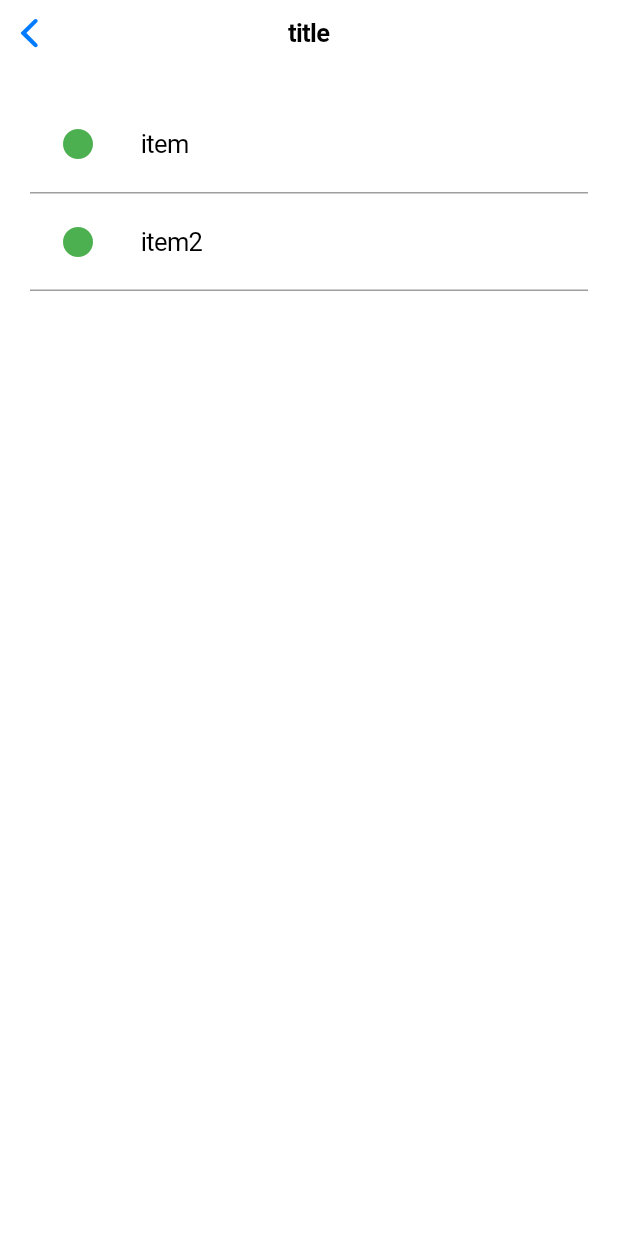
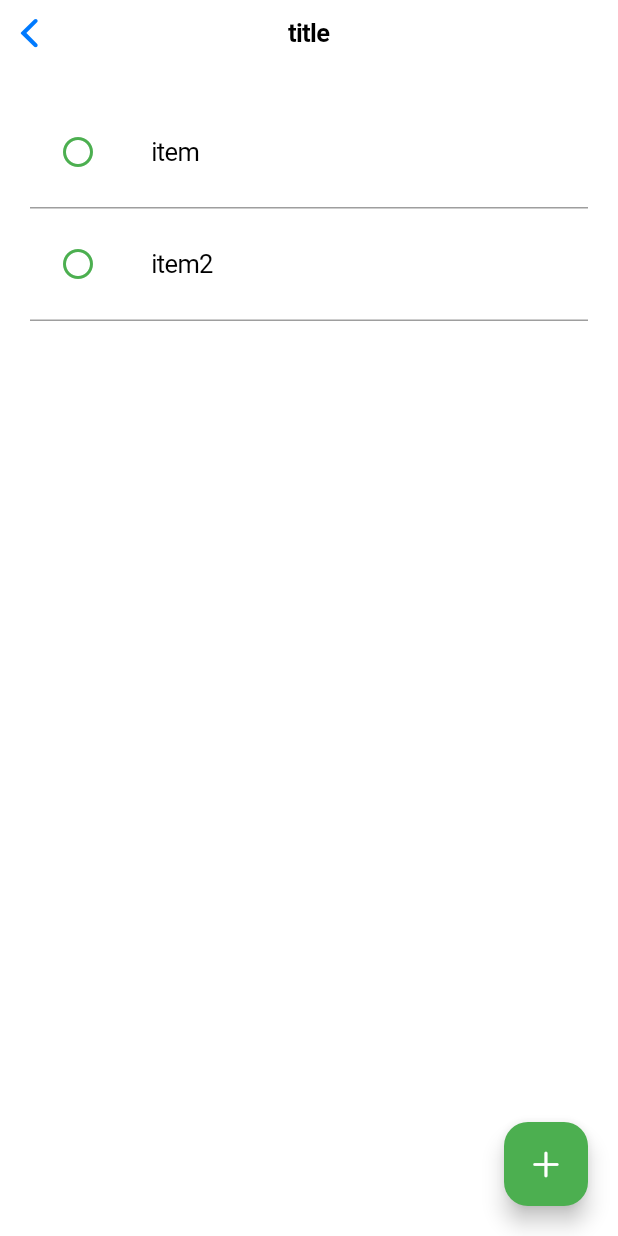
Before and after one commit to takumi3110/simpletodo, a Flutter app: the ListPage screen opened directly, on a phone screen of 412 x 824 dp. Run offline on Flutter 3.47's test engine with Material 3 defaults, Android fonts, the phone set to English and light mode, and no system bars.

Commit message:
add: floating action button

```diff
--- a/lib/main.dart
+++ b/lib/main.dart
@@ -1,5 +1,5 @@
 import 'package:flutter/cupertino.dart';
-import 'package:simpletodo/view/list_page.dart';
+import 'package:simpletodo/view/screen.dart';
 
 void main() {
   runApp(const MyApp());
@@ -36,7 +36,7 @@ class MyApp extends StatelessWidget {
     // );
     return const CupertinoApp(
       title: 'simpleTodo',
-      home: ListPage(),
+      home: Screen(),
     );
   }
 }
--- a/lib/model/todo.dart
+++ b/lib/model/todo.dart
@@ -2,7 +2,7 @@
 
 class Todo {
   String title;
-  List<String> item;
+  List<String> items;
   String? description;
   DateTime createdDate;
   DateTime updatedDate;
@@ -13,7 +13,7 @@ class Todo {
 
   Todo({
     required this.title,
-    required this.item,
+    required this.items,
     this.description,
     required this.createdDate,
     required this.updatedDate,
--- a/lib/view/list_page.dart
+++ b/lib/view/list_page.dart
@@ -1,5 +1,7 @@
 import 'package:flutter/cupertino.dart';
 import 'package:flutter/material.dart';
+import 'package:flutter/painting.dart';
+import 'package:flutter/widgets.dart';
 import 'package:simpletodo/model/todo.dart';
 
 class ListPage extends StatefulWidget {
@@ -12,9 +14,12 @@ class ListPage extends StatefulWidget {
 class _ListPageState extends State<ListPage> {
   List<int> clickedList = [];
 
+  TextEditingController titleController = TextEditingController(text: 'ttt');
+  List<TextEditingController> itemControllers = [];
+
   final todo = Todo(
       title: 'title',
-      item: [
+      items: [
         'item',
         'item2'
       ],
@@ -22,24 +27,36 @@ class _ListPageState extends State<ListPage> {
       updatedDate: DateTime.now()
   );
 
+  @override
+  void initState() {
+    super.initState();
+    for (var item in todo.items) {
+      itemControllers.add(TextEditingController(text: item));
+    }
+  }
 
   @override
   Widget build(BuildContext context) {
     return CupertinoPageScaffold(
       navigationBar: CupertinoNavigationBar(
-        middle: Text(todo.title),
+        middle: GestureDetector(
+          onTap: ()  {
+            debugPrint('tap title');
+          },
+            child: Text(todo.title)
+        ),
       ),
         child: SafeArea(
-          child: Padding(
+          child: Stack(
+            children: [
+              Padding(
                 padding: const EdgeInsets.all(20.0),
                 child: ListView.builder(
                     shrinkWrap: true,
-              itemCount: todo.item.length,
+                    itemCount: itemControllers.length,
                     itemBuilder: (context, index) {
-                  return Column(
-                    children: [
-                      Dismissible(
-                        key: Key(todo.item[index]),
+                      return Dismissible(
+                        key: Key(itemControllers[index].text),
                         direction: DismissDirection.startToEnd,
                         background: Container(
                           color: Colors.grey,
@@ -54,6 +71,7 @@ class _ListPageState extends State<ListPage> {
                         ),
                         onDismissed: (direction) {
                           todo.completedDate = DateTime.now();
+                          itemControllers.removeAt(index);
                         },
                         child: Container(
                           padding: const EdgeInsets.all(20),
@@ -72,21 +90,42 @@ class _ListPageState extends State<ListPage> {
                                   });
                                 },
                                 child: Icon(
-                                  clickedList.contains(index) ? Icons.circle_outlined: Icons.circle,
+                                  clickedList.contains(index) ? Icons.check_circle: Icons.circle_outlined,
                                   size: 24,
                                   color: Colors.green,
                                 ),
                               ),
                               const SizedBox(width: 30,),
-                              Text(todo.item[index]),
+                              SizedBox(
+                                width: 200,
+                                child: CupertinoTextField.borderless(
+                                  controller: itemControllers[index],
+                                ),
+                              )
                             ],
                           ),
                         ),
-                      ),
-                      // const Divider()
-                    ],
                       );
                     }),
+              ),
+              Padding(
+                padding: const EdgeInsets.all(20.0),
+                child: Align(
+                  alignment: Alignment.bottomRight,
+                  child: FloatingActionButton(
+                    backgroundColor: Colors.green,
+                    onPressed: () {
+                      //   TODO: 押したら編集モード
+                      debugPrint('tap');
+                      setState(() {
+                        itemControllers.add(TextEditingController());
+                      });
+                    },
+                    child: const Icon(CupertinoIcons.add, color: Colors.white,),
+                  ),
+                ),
+              )
+            ]
           ),
         )
     );
```
Also changed, not shown: lib/utils/widget_utils.dart (added, +24 -0 lines), lib/view/calendar/calendar_page.dart (added, +15 -0 lines), lib/view/screen.dart (added, +41 -0 lines). Lines whose indentation alone changed are shown as unchanged.
